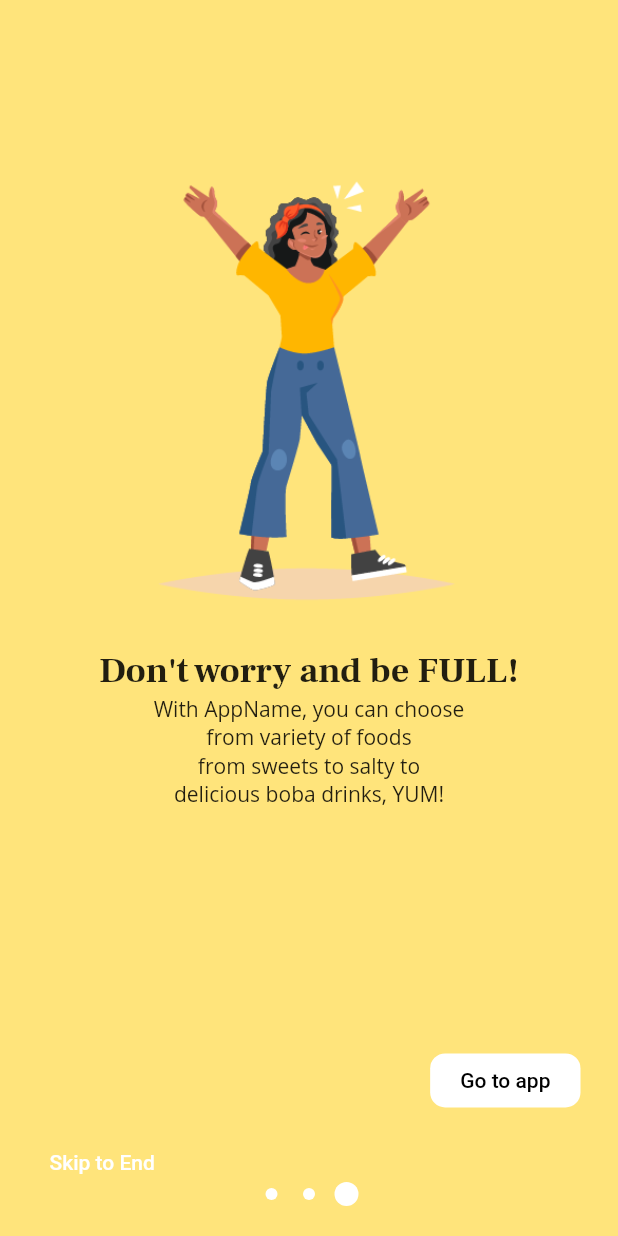
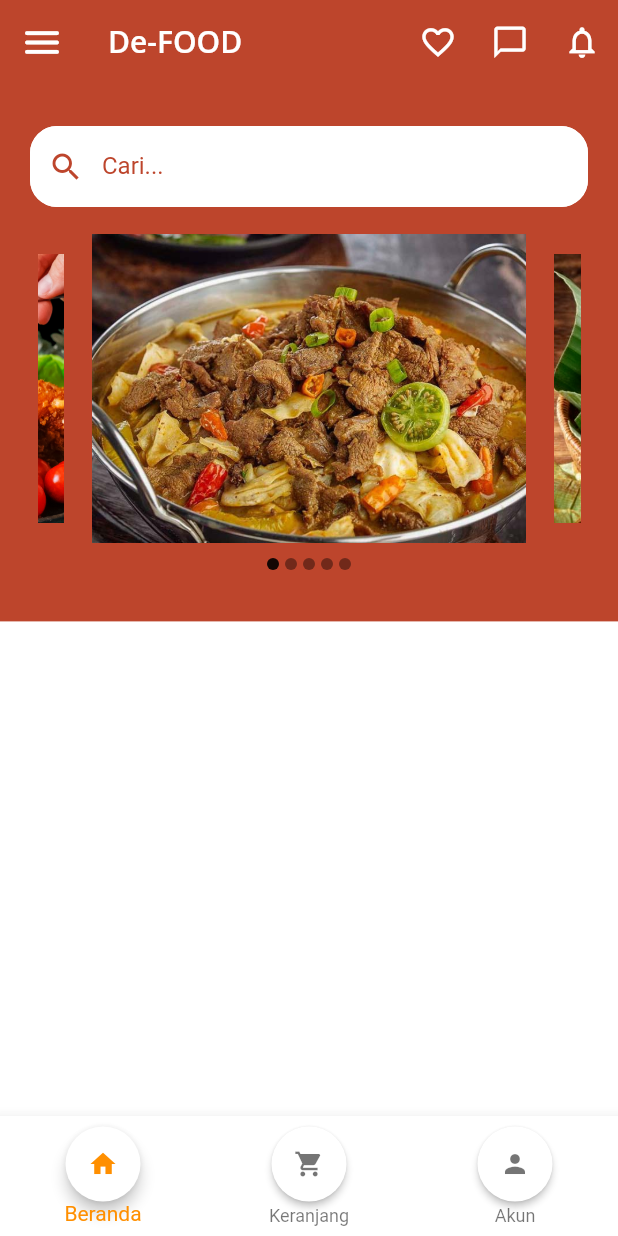
Before and after one commit to ihsanannashir/defood-app, a Flutter app: the OnBoard screen opened directly, after a tap on "Skip to End", after a tap on "Go to app", on a phone screen of 412 x 824 dp. Run offline on Flutter 3.47's test engine with Material 2 defaults, Android fonts, the phone set to English and light mode, and no system bars; drawn by our look-alikes of carousel_slider, liquid_swipe; our stand-ins replace lottie, shared_preferences; accounts and stored records are empty.

Commit message:
Added home screen and page view controller

```diff
--- a/lib/screens/onboard.dart
+++ b/lib/screens/onboard.dart
@@ -1,5 +1,6 @@
 import 'dart:math';
 
+import 'package:creatice/screens/screencontrol.dart';
 import 'package:flutter/material.dart';
 import 'package:liquid_swipe/liquid_swipe.dart';
 import 'package:lottie/lottie.dart';
@@ -25,21 +26,20 @@ class _OnBoardState extends State<OnBoard> {
       alignment: Alignment.center,
       height: double.infinity,
       width: double.infinity,
-      decoration: BoxDecoration(color: Color(0xFFFF7B96)),
+      decoration: BoxDecoration(color: Color(0xFFBD452C)),
       child: Column(
+        mainAxisAlignment: MainAxisAlignment.center,
+        crossAxisAlignment: CrossAxisAlignment.center,
         children: [
-          Padding(
-            padding: EdgeInsets.fromLTRB(0, 50, 0, 5),
-            child: Image.asset('assets/images/hi.png',
-                width: 200, fit: BoxFit.fill),
-          ),
           Text(
             "Welcome to AppName!",
             textAlign: TextAlign.center,
             style: TextStyle(
-                fontFamily: 'FrankRuhlLibre',
-                fontWeight: FontWeight.w700,
-                fontSize: 24),
+              fontFamily: 'FrankRuhlLibre',
+              fontWeight: FontWeight.w700,
+              fontSize: 24,
+              color: Colors.white,
+            ),
           ),
           Text(
             "We are here to help you to \norder food without having to\npay a lot of money",
@@ -47,6 +47,7 @@ class _OnBoardState extends State<OnBoard> {
             style: TextStyle(
               fontFamily: 'OpenSans',
               fontSize: 14,
+              color: Colors.white,
             ),
           )
         ],
@@ -56,21 +57,20 @@ class _OnBoardState extends State<OnBoard> {
       alignment: Alignment.center,
       height: double.infinity,
       width: double.infinity,
-      decoration: BoxDecoration(color: Color(0xFFFFA27B)),
+      decoration: BoxDecoration(color: Colors.grey.shade200),
       child: Column(
+        mainAxisAlignment: MainAxisAlignment.center,
+        crossAxisAlignment: CrossAxisAlignment.center,
         children: [
-          Padding(
-            padding: EdgeInsets.fromLTRB(0, 60, 0, 5),
-            child: Image.asset('assets/images/happy.png',
-                width: 180, fit: BoxFit.fill),
-          ),
           Text(
             "Hmm...?",
             textAlign: TextAlign.center,
             style: TextStyle(
-                fontFamily: 'FrankRuhlLibre',
-                fontWeight: FontWeight.w700,
-                fontSize: 24),
+              fontFamily: 'FrankRuhlLibre',
+              fontWeight: FontWeight.w700,
+              fontSize: 24,
+              color: Color(0xFFBD452C),
+            ),
           ),
           Text(
             "Having a hard time choosing food?\nCheck our recommendation menu\nand order for later",
@@ -78,30 +78,29 @@ class _OnBoardState extends State<OnBoard> {
             style: TextStyle(
               fontFamily: 'OpenSans',
               fontSize: 14,
+              color: Color(0xFFBD452C),
             ),
           )
         ],
       ),
     ),
     Container(
+      alignment: Alignment.center,
       height: double.infinity,
       width: double.infinity,
-      padding: EdgeInsets.fromLTRB(0, 70, 0, 0),
-      decoration: BoxDecoration(color: Color(0xFFFFE47B)),
+      decoration: BoxDecoration(color: Color(0xFFBD452C)),
       child: Column(
+        mainAxisAlignment: MainAxisAlignment.center,
+        crossAxisAlignment: CrossAxisAlignment.center,
         children: [
-          Padding(
-            padding: EdgeInsets.fromLTRB(0, 10, 0, 0),
-            child: Image.asset('assets/images/yay.png',
-                width: 235, fit: BoxFit.fill),
-          ),
           Text(
             "Don't worry and be FULL!",
             textAlign: TextAlign.center,
             style: TextStyle(
                 fontFamily: 'FrankRuhlLibre',
                 fontWeight: FontWeight.w700,
-                fontSize: 24),
+                fontSize: 24,
+                color: Colors.white),
           ),
           Text(
             "With AppName, you can choose\nfrom variety of foods\nfrom sweets to salty to\ndelicious boba drinks, YUM!",
@@ -109,25 +108,7 @@ class _OnBoardState extends State<OnBoard> {
             style: TextStyle(
               fontFamily: 'OpenSans',
               fontSize: 14,
-            ),
-          ),
-          Align(
-            alignment: Alignment.bottomRight,
-            child: Padding(
-              padding: const EdgeInsets.fromLTRB(25.0, 157.5, 25.0, 25.0),
-              child: TextButton(
-                style: ButtonStyle(
-                    padding: MaterialStateProperty.all(
-                      EdgeInsets.fromLTRB(20.0, 0, 20.0, 0),
-                    ),
-                    backgroundColor:
-                        MaterialStateProperty.all<Color>(Colors.white),
-                    shape: MaterialStateProperty.all<RoundedRectangleBorder>(
-                        RoundedRectangleBorder(
-                            borderRadius: BorderRadius.circular(10.0)))),
-                onPressed: () {},
-                child: Text("Go to app", style: TextStyle(color: Colors.black)),
-              ),
+              color: Colors.white,
             ),
           ),
         ],
@@ -200,9 +181,40 @@ class _OnBoardState extends State<OnBoard> {
               ),
             ),
           ),
+          if (page == pages.length - 1)
+            Align(
+              alignment: Alignment.bottomRight,
+              child: Padding(
+                padding: const EdgeInsets.all(25.0),
+                child: TextButton(
+                  style: ButtonStyle(
+                      padding: MaterialStateProperty.all(
+                        EdgeInsets.fromLTRB(20.0, 0, 20.0, 0),
+                      ),
+                      backgroundColor:
+                          MaterialStateProperty.all<Color>(Colors.white),
+                      shape: MaterialStateProperty.all<RoundedRectangleBorder>(
+                          RoundedRectangleBorder(
+                              borderRadius: BorderRadius.circular(10.0)))),
+                  onPressed: () {
+                    Navigator.push(
+                        context,
+                        MaterialPageRoute(
+                            builder: (context) => ScreenControlPage()));
+                  },
+                  child:
+                      Text("Go to app", style: TextStyle(color: Colors.black)),
+                ),
+              ),
+            ),
         ],
       ),
     );
+  }
+
+  Future navigateToLogin(context) async {
+    Navigator.push(
+        context, MaterialPageRoute(builder: (context) => ScreenControlPage()));
   }
 
   pageChangeCallback(int lpage) {
--- /dev/null
+++ b/lib/screens/pageview/akun.dart
@@ -0,0 +1,34 @@
+import 'package:flutter/cupertino.dart';
+import 'package:flutter/material.dart';
+
+class Akun extends StatefulWidget {
+  @override
+  _AkunState createState() => _AkunState();
+}
+
+class _AkunState extends State<Akun> {
+  final searchController = TextEditingController();
+
+  void dispose() {
+    super.dispose();
+  }
+
+  Widget build(BuildContext context) {
+    return Scaffold(
+      backgroundColor: Colors.white,
+      body: SafeArea(
+        child: Column(
+          children: [
+            Stack(
+              children: [
+                Center(
+                    child:
+                        Text("Ini page akun", style: TextStyle(fontSize: 30)))
+              ],
+            ),
+          ],
+        ),
+      ),
+    );
+  }
+}
--- /dev/null
+++ b/lib/screens/pageview/beranda.dart
@@ -0,0 +1,142 @@
+import 'package:creatice/screens/pageview/widget/carouselview.dart';
+import 'package:flutter/cupertino.dart';
+import 'package:flutter/material.dart';
+import 'package:carousel_slider/carousel_slider.dart';
+
+class Beranda extends StatefulWidget {
+  @override
+  _BerandaState createState() => _BerandaState();
+}
+
+class _BerandaState extends State<Beranda> {
+  final searchController = TextEditingController();
+  int _currentImage = 0;
+  static final List<String> imgSlider = [
+    'food1.png',
+    'food2.png',
+    'food3.png',
+    'food4.png',
+    'food5.png',
+  ];
+
+  void dispose() {
+    searchController.dispose();
+    super.dispose();
+  }
+
+  Widget build(BuildContext context) {
+    return Scaffold(
+      backgroundColor: Colors.white,
+      body: SafeArea(
+        child: Column(
+          children: [
+            Stack(
+              children: [
+                Container(
+                  alignment: Alignment.topCenter,
+                  height: MediaQuery.of(context).size.height / 2.3,
+                  color: Color(0xFFBD452C),
+                ),
+                searchView(),
+                Padding(
+                    padding: EdgeInsets.fromLTRB(25.0, 100.0, 25.0, 25.0),
+                    child: carouselView()),
+              ],
+            ),
+          ],
+        ),
+      ),
+    );
+  }
+
+  Widget carouselView() {
+    return Column(
+      children: [
+        Container(
+          height: MediaQuery.of(context).size.height / 4,
+          child: CarouselSlider(
+            items: imgSlider.map((fileImage) {
+              return Container(
+                child: Image(
+                  image: AssetImage('assets/images/${fileImage}'),
+                  width: MediaQuery.of(context).size.width,
+                  fit: BoxFit.cover,
+                ),
+              );
+            }).toList(),
+            options: CarouselOptions(
+                autoPlay: true,
+                enlargeCenterPage: true,
+                aspectRatio: 2.0,
+                onPageChanged: (index, reason) {
+                  setState(() {
+                    _currentImage = index;
+                  });
+                }),
+          ),
+        ),
+        Row(
+          mainAxisAlignment: MainAxisAlignment.center,
+          children: imgSlider.map((url) {
+            int index = imgSlider.indexOf(url);
+            return Container(
+              width: 8.0,
+              height: 8.0,
+              margin: EdgeInsets.symmetric(vertical: 10.0, horizontal: 2.0),
+              decoration: BoxDecoration(
+                shape: BoxShape.circle,
+                color: _currentImage == index
+                    ? Color.fromRGBO(0, 0, 0, 0.9)
+                    : Color.fromRGBO(0, 0, 0, 0.4),
+              ),
+            );
+          }).toList(),
+        ),
+      ],
+    );
+  }
+
+  Widget searchView() {
+    return Row(
+      children: <Widget>[
+        Padding(
+          padding: EdgeInsets.only(top: 20),
+          child: Container(
+            width: MediaQuery.of(context).size.width,
+            height: 70,
+            padding: EdgeInsets.fromLTRB(20, 8.0, 20, 8.0),
+            child: TextField(
+              controller: searchController,
+              decoration: InputDecoration(
+                floatingLabelBehavior: FloatingLabelBehavior.never,
+                prefixIcon: Icon(
+                  Icons.search,
+                  color: Color(0xFFBD452C),
+                ),
+                labelText: "Cari...",
+                labelStyle: TextStyle(
+                  color: Color(0xFFBD452C),
+                ),
+                hintText: "Cari...",
+                filled: true,
+                fillColor: Colors.white,
+                focusedBorder: OutlineInputBorder(
+                  borderSide: BorderSide(color: Colors.white, width: 5.0),
+                  borderRadius: BorderRadius.all(
+                    Radius.circular(18.0),
+                  ),
+                ),
+                enabledBorder: OutlineInputBorder(
+                  borderSide: BorderSide(color: Colors.white, width: 5.0),
+                  borderRadius: BorderRadius.all(
+                    Radius.circular(18.0),
+                  ),
+                ),
+              ),
+            ),
+          ),
+        ),
+      ],
+    );
+  }
+}
--- /dev/null
+++ b/lib/screens/screencontrol.dart
@@ -0,0 +1,163 @@
+import 'package:creatice/screens/onboard.dart';
+import 'package:creatice/screens/pageview/akun.dart';
+import 'package:creatice/screens/pageview/beranda.dart';
+import 'package:creatice/screens/pageview/keranjang.dart';
+import 'package:flutter/material.dart';
+
+class ScreenControlPage extends StatefulWidget {
+  @override
+  _ScreenControlPageState createState() => _ScreenControlPageState();
+}
+
+class _ScreenControlPageState extends State<ScreenControlPage> {
+  //PageView
+  int _page = 0;
+
+  GlobalKey _bottomNavigationKey = GlobalKey();
+
+  final PageController controller =
+      PageController(initialPage: 0, keepPage: true);
+
+  @override
+  void initState() {
+    super.initState();
+  }
+
+  void pageChanged(int index) {
+    setState(() {
+      _page = index;
+    });
+  }
+
+  void bottomTapped(int index) {
+    setState(
+      () {
+        _page = index;
+        controller.animateToPage(index,
+            duration: Duration(milliseconds: 500), curve: Curves.linear);
+      },
+    );
+  }
+
+  @override
+  Widget build(BuildContext context) {
+    return new WillPopScope(
+      onWillPop: () async => false,
+      child: Scaffold(
+        backgroundColor: Colors.white,
+        appBar: AppBar(
+            title: Text("De-FOOD",
+                style: TextStyle(
+                    fontFamily: 'OpenSans', fontWeight: FontWeight.w600)),
+            backgroundColor: Color(0xFFBD452C),
+            elevation: 0,
+            leading: IconButton(
+              iconSize: 30,
+              icon: Icon(Icons.menu_rounded),
+              color: Colors.white,
+              onPressed: () {},
+            ),
+            actions: [
+              IconButton(
+                iconSize: 25,
+                icon: Icon(Icons.favorite_outline),
+                color: Colors.white,
+                onPressed: () {},
+              ),
+              IconButton(
+                iconSize: 25,
+                icon: Icon(Icons.chat_bubble_outline),
+                color: Colors.white,
+                onPressed: () {},
+              ),
+              IconButton(
+                iconSize: 25,
+                icon: Icon(Icons.notifications_outlined),
+                color: Colors.white,
+                onPressed: () {},
+              ),
+            ],
+            automaticallyImplyLeading: false),
+        body: buildPageView(),
+        bottomNavigationBar: BottomNavigationBar(
+          currentIndex: _page,
+          selectedItemColor: Colors.amber[800],
+          key: _bottomNavigationKey,
+          backgroundColor: Colors.white,
+          items: <BottomNavigationBarItem>[
+            BottomNavigationBarItem(
+              icon: RawMaterialButton(
+                onPressed: () {
+                  setState(() {
+                    _page = 0;
+                    bottomTapped(_page);
+                  });
+                  debugPrint(_page.toString());
+                },
+                elevation: 4.0,
+                fillColor: Colors.white,
+                child: Icon(
+                  Icons.home,
+                  size: 20.0,
+                ),
+                padding: EdgeInsets.all(15.0),
+                shape: CircleBorder(),
+              ),
+              label: "Beranda",
+            ),
+            BottomNavigationBarItem(
+              icon: RawMaterialButton(
+                onPressed: () {
+                  setState(() {
+                    _page = 1;
+                    bottomTapped(_page);
+                  });
+                  debugPrint(_page.toString());
+                },
+                elevation: 2.0,
+                fillColor: Colors.white,
+                child: Icon(
+                  Icons.shopping_cart,
+                  size: 20.0,
+                ),
+                padding: EdgeInsets.all(15.0),
+                shape: CircleBorder(),
+              ),
+              label: "Keranjang",
+            ),
+            BottomNavigationBarItem(
+              icon: RawMaterialButton(
+                onPressed: () {
+                  setState(() {
+                    _page = 2;
+                    bottomTapped(_page);
+                  });
+                  debugPrint(_page.toString());
+                },
+                elevation: 2.0,
+                fillColor: Colors.white,
+                child: Icon(
+                  Icons.person,
+                  size: 20.0,
+                ),
+                padding: EdgeInsets.all(15.0),
+                shape: CircleBorder(),
+              ),
+              label: "Akun",
+            ),
+          ],
+        ),
+      ),
+    );
+  }
+
+  Widget buildPageView() {
+    return PageView(
+      controller: controller,
+      onPageChanged: (index) {
+        pageChanged(index);
+      },
+      children: <Widget>[Beranda(), Keranjang(), Akun()],
+    );
+  }
+}
```
Also changed, not shown: lib/screens/home.dart (deleted, +0 -43 lines), lib/screens/pageview/keranjang.dart (added, +34 -0 lines), lib/screens/pageview/widget/carouselview.dart (added, +47 -0 lines), lib/screens/splash.dart (+58 -53 lines), pubspec.yaml (+19 -10 lines), assets/images/food1.png (added), assets/images/food2.png (added), assets/images/food5.png (added), assets/images/food6.png (added), assets/images/food7.png (added), assets/images/food8.png (added), assets/images/food9.png (added), pubspec.lock, 2 other files.
